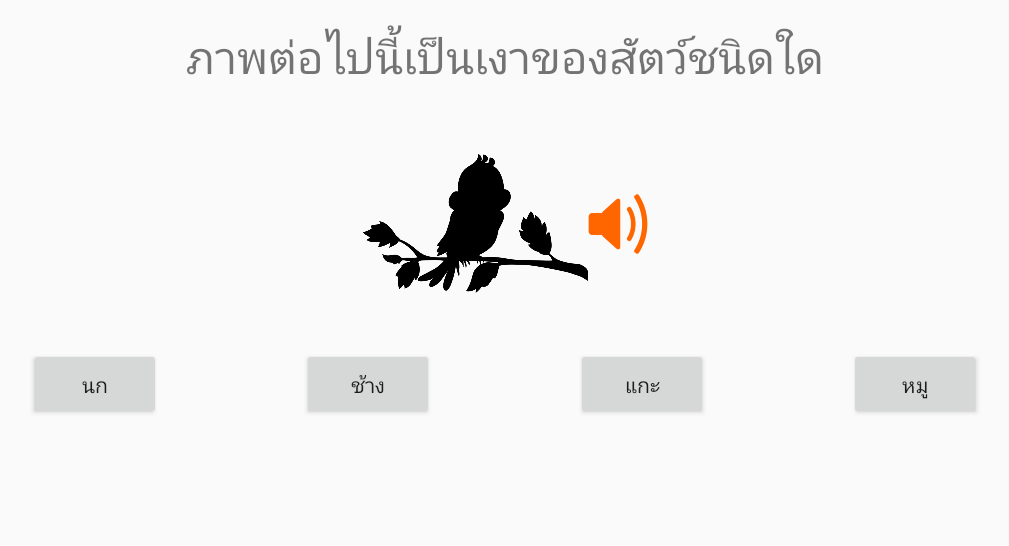
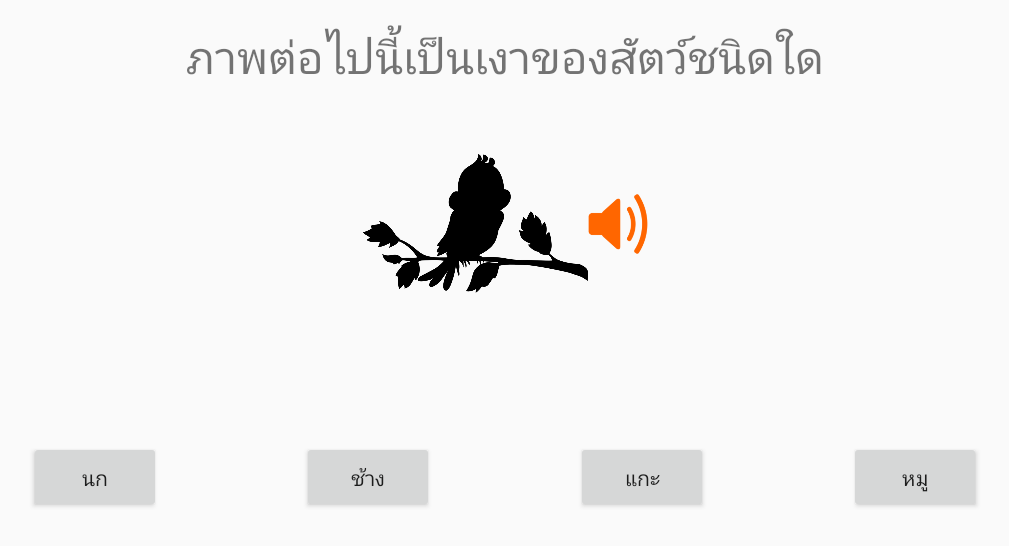
Before and after one commit to superjo5/AnimalForFun, an Android app: the screen it shows after launch (Game), on a phone screen of 824 x 412 dp (held sideways). Shown: the top 546 px of the screen, without its empty margins (113-1122 px from the left). Run offline under Robolectric (Android 15) with nearby library versions, the phone set to English and light mode, and no system bars.

```diff
--- a/app/src/main/res/layout/activity_game.xml
+++ b/app/src/main/res/layout/activity_game.xml
@@ -51,7 +51,9 @@
         android:text="Button"
         app:layout_constraintLeft_toLeftOf="parent"
         app:layout_constraintRight_toLeftOf="@+id/btn2"
-        app:layout_constraintTop_toBottomOf="@+id/imvQuestion" />
+        app:layout_constraintTop_toBottomOf="@+id/imvQuestion"
+        app:layout_constraintBottom_toBottomOf="parent"
+        android:layout_marginBottom="8dp" />
 
     <Button
         android:id="@+id/btn2"
@@ -62,7 +64,9 @@
         android:text="Button"
         app:layout_constraintLeft_toRightOf="@+id/btn1"
         app:layout_constraintRight_toLeftOf="@+id/btn3"
-        app:layout_constraintTop_toBottomOf="@+id/imvQuestion" />
+        app:layout_constraintTop_toBottomOf="@+id/imvQuestion"
+        app:layout_constraintBottom_toBottomOf="parent"
+        android:layout_marginBottom="8dp" />
 
     <Button
         android:id="@+id/btn3"
@@ -73,7 +77,9 @@
         android:text="Button"
         app:layout_constraintLeft_toRightOf="@+id/btn2"
         app:layout_constraintRight_toLeftOf="@+id/btn4"
-        app:layout_constraintTop_toBottomOf="@+id/imvQuestion" />
+        app:layout_constraintTop_toBottomOf="@+id/imvQuestion"
+        app:layout_constraintBottom_toBottomOf="parent"
+        android:layout_marginBottom="8dp" />
 
     <Button
         android:id="@+id/btn4"
@@ -84,5 +90,7 @@
         android:text="Button"
         app:layout_constraintLeft_toRightOf="@+id/btn3"
         app:layout_constraintRight_toRightOf="parent"
-        app:layout_constraintTop_toBottomOf="@+id/imvQuestion" />
+        app:layout_constraintTop_toBottomOf="@+id/imvQuestion"
+        app:layout_constraintBottom_toBottomOf="parent"
+        android:layout_marginBottom="8dp" />
 </android.support.constraint.ConstraintLayout>
```
